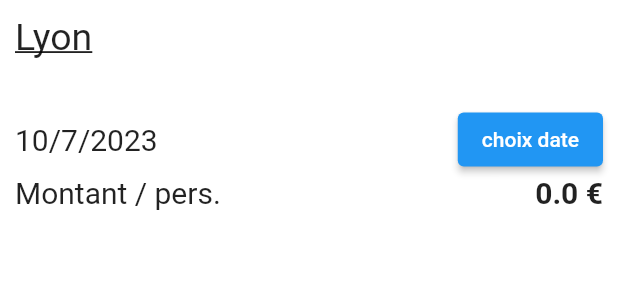
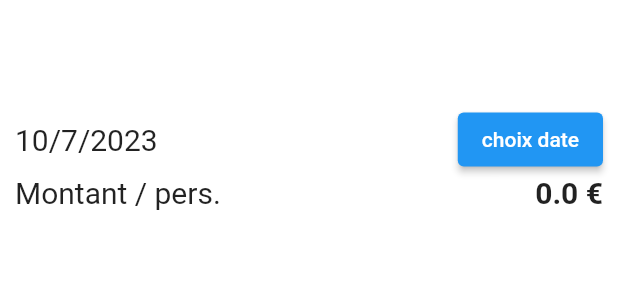
Before and after one commit to nicogaget/myTravel, a Flutter app: the TripOverview widget shown alone on an empty page, opened directly with empty values, on a phone screen of 412 x 824 dp. Shown: the top 300 px of the screen. Run offline on Flutter 3.47's test engine with Material 2 defaults, Android fonts, the phone set to English and light mode, and no system bars.

Commit message:
rooting v1

```diff
--- a/lib/views/city/widgets/trip_overview.dart
+++ b/lib/views/city/widgets/trip_overview.dart
@@ -4,6 +4,7 @@ import 'package:intl/intl.dart';
 import '../../../models/trip_model.dart';
 
 class TripOverview extends StatelessWidget {
+  final String cityName;
   final VoidCallback setDate;
   final Trip trip;
 
@@ -11,7 +12,11 @@ class TripOverview extends StatelessWidget {
     return 0;
   }
 
-  const TripOverview({super.key, required this.setDate, required this.trip});
+  const TripOverview(
+      {super.key,
+      required this.setDate,
+      required this.trip,
+      required this.cityName});
 
   @override
   Widget build(BuildContext context) {
@@ -27,9 +32,9 @@ class TripOverview extends StatelessWidget {
       child: Column(
         crossAxisAlignment: CrossAxisAlignment.start,
         children: <Widget>[
-          const Text(
-            'Lyon',
-            style: TextStyle(
+          Text(
+            cityName,
+            style: const TextStyle(
               fontSize: 25,
               decoration: TextDecoration.underline,
             ),
--- a/lib/views/home/home_view.dart
+++ b/lib/views/home/home_view.dart
@@ -1,5 +1,5 @@
 import 'package:flutter/material.dart';
-import '../../views/home/widgets/city.dart';
+import 'widgets/city_card.dart';
 
 import '../../models/city_model.dart';
 
```
Also changed, not shown: lib/main.dart (+13 -3 lines), lib/views/city/city_view.dart (+8 -1 lines), lib/views/home/widgets/city_card.dart (renamed from lib/views/home/widgets/city.dart, +7 -3 lines).
